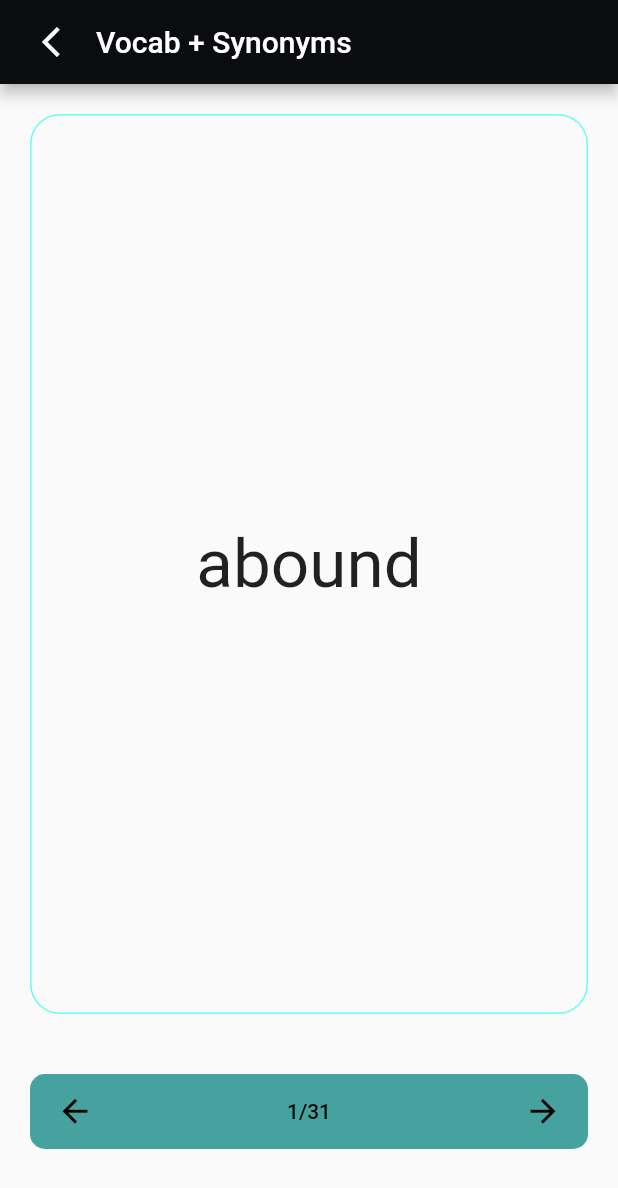
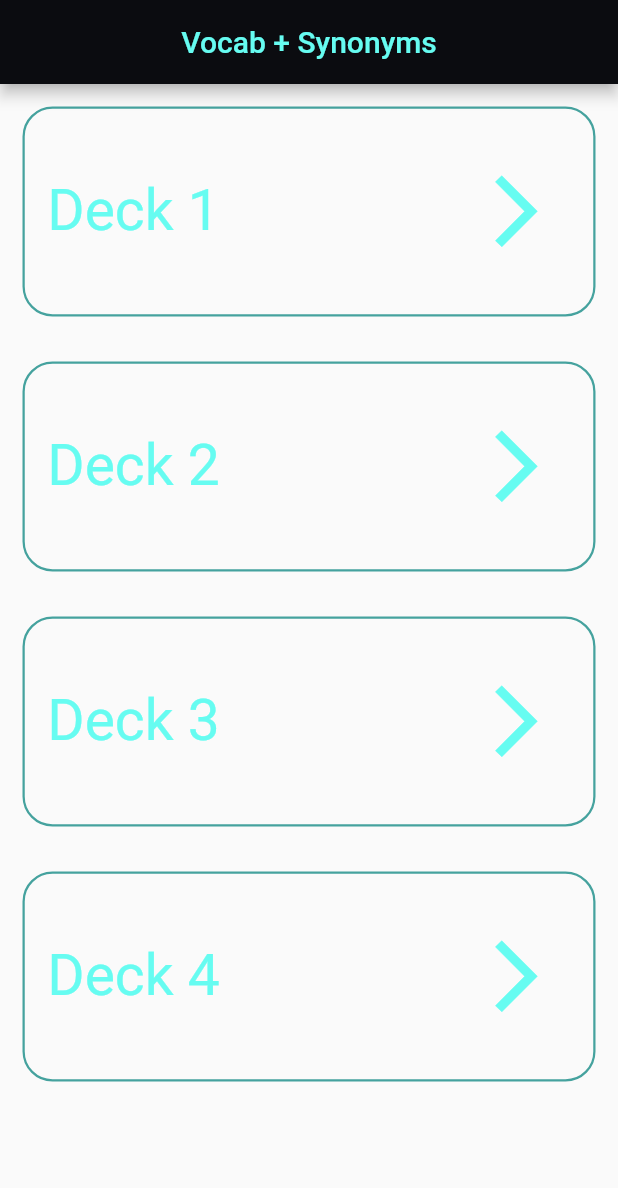
Before and after one commit to MaitG/gre-vocab-with-synonyms-app, a Flutter app: the screen it shows after launch, on a phone screen of 412 x 824 dp. Shown: the top 1188 px of the screen. Run offline on Flutter 3.47's test engine with Material 2 defaults, Android fonts, the phone set to English and light mode, and no system bars; drawn by our look-alikes of flip_card; our stand-ins replace audioplayers.

Commit message:
added the homescreen and navigation to the decks

```diff
--- /dev/null
+++ b/lib/components/deck.dart
@@ -0,0 +1,43 @@
+import 'package:flutter/material.dart';
+
+class DeckCard extends StatelessWidget {
+  int number;
+  DeckCard({required this.number});
+
+  @override
+  Widget build(BuildContext context) {
+    return Padding(
+      padding: const EdgeInsets.all(15.0),
+      child: Container(
+        height: 140.0,
+        width: double.infinity,
+        decoration: BoxDecoration(
+          borderRadius: BorderRadius.circular(20.0),
+          border: Border.all(color: Color(0xff45A29E), width: 1.5),
+        ),
+        child: Padding(
+          padding: const EdgeInsets.all(15.0),
+          child: Row(
+            crossAxisAlignment: CrossAxisAlignment.center,
+            mainAxisAlignment: MainAxisAlignment.spaceBetween,
+            children: [
+              Text(
+                "Deck $number",
+                //the word text goes here
+                style: TextStyle(fontSize: 38.0, color: Color(0xff66FCF1)),
+              ),
+              IconButton(
+                onPressed: () {
+                  Navigator.pushNamed(context, 'wordScreen');
+                },
+                icon: Icon(Icons.arrow_forward_ios),
+                color: Color(0xff66FCF1),
+                iconSize: 57.0,
+              )
+            ],
+          ),
+        ),
+      ),
+    );
+  }
+}
--- a/lib/components/word.dart
+++ b/lib/components/word.dart
@@ -19,7 +19,7 @@ class Word extends StatelessWidget {
   Widget build(BuildContext context) {
     AudioPlayer audioPlayer = AudioPlayer();
     int meanings_length = meanings.length;
-    print(meanings);
+    //print(meanings);
     //print(meanings[5]['definitions']);
     return Padding(
       padding: const EdgeInsets.all(10.0),
@@ -54,7 +54,7 @@ class Word extends StatelessWidget {
                         icon: const Icon(Icons.volume_up),
                         //audio should be played
                         onPressed: () async {
-                          print(meanings);
+                          //print(meanings);
                           await audioPlayer.play('https:$audio');
                         },
                       ),
--- a/lib/main.dart
+++ b/lib/main.dart
@@ -1,5 +1,6 @@
 // ignore_for_file: prefer_const_constructors
 import 'package:flutter/material.dart';
+import 'package:gre_vocab_synonyms/screens/home_screen.dart';
 // ignore: unused_import
 import 'package:gre_vocab_synonyms/screens/test.dart';
 import 'package:gre_vocab_synonyms/screens/word_screen.dart';
@@ -15,8 +16,11 @@ class MyApp extends StatelessWidget {
       debugShowCheckedModeBanner: false,
       title: "Vocab + Synonyms",
       darkTheme: ThemeData(brightness: Brightness.dark),
-      home: WordScreen(),
-      //home: TestScreen(),
+      initialRoute: 'homeScreen',
+      routes: {
+        'homeScreen': (context) => HomeScreen(),
+        'wordScreen': (context) => WordScreen()
+      },
     );
   }
 }
--- /dev/null
+++ b/lib/screens/home_screen.dart
@@ -0,0 +1,49 @@
+// ignore_for_file: prefer_const_constructors
+
+import 'package:flutter/material.dart';
+import 'package:flutter/services.dart';
+import 'package:gre_vocab_synonyms/components/deck.dart';
+
+class HomeScreen extends StatefulWidget {
+  @override
+  _HomeScreenState createState() => _HomeScreenState();
+}
+
+class _HomeScreenState extends State<HomeScreen> {
+  @override
+  Widget build(BuildContext context) {
+    return Scaffold(
+        appBar: AppBar(
+          backgroundColor: Color(0xFF0B0C10),
+          systemOverlayStyle: SystemUiOverlayStyle(
+            statusBarColor: Color(0xFF0B0C10),
+          ),
+          title: Text(
+            "Vocab + Synonyms",
+            style: TextStyle(
+              color: Color(0xff66FCF1),
+            ),
+          ),
+          centerTitle: true,
+        ),
+        //Body
+        body: SingleChildScrollView(
+          child: Column(
+            children: [
+              DeckCard(
+                number: 1,
+              ),
+              DeckCard(
+                number: 2,
+              ),
+              DeckCard(
+                number: 3,
+              ),
+              DeckCard(
+                number: 4,
+              ),
+            ],
+          ),
+        ));
+  }
+}
--- a/lib/screens/word_screen.dart
+++ b/lib/screens/word_screen.dart
@@ -52,6 +52,7 @@ class _WordScreenState extends State<WordScreen> {
 
   //void getCurrentWordData(String word) {}
   void updateUI(dynamic wordData) {
+    if (this.mounted) {
       setState(() {
         if (wordData == null) {
           String audio = "";
@@ -64,16 +65,14 @@ class _WordScreenState extends State<WordScreen> {
         phonetics = wordData[0]['phonetics'][0]['text'];
         meanings = wordData[0]['meanings'];
       });
-    print("here am i");
-    print(apiWord);
-    print(audio);
-    print(phonetics);
+    }
   }
 
   @override
   Widget build(BuildContext context) {
     return Scaffold(
       appBar: AppBar(
+        automaticallyImplyLeading: false,
         backgroundColor: Color(0xFF0B0C10),
         systemOverlayStyle: SystemUiOverlayStyle(
           statusBarColor: Color(0xFF0B0C10),
@@ -82,7 +81,9 @@ class _WordScreenState extends State<WordScreen> {
           children: [
             IconButton(
               icon: const Icon(Icons.arrow_back_ios),
-              onPressed: () {},
+              onPressed: () {
+                Navigator.pop(context);
+              },
             ),
             Text(
               "Vocab + Synonyms",
--- a/lib/services/networking.dart
+++ b/lib/services/networking.dart
@@ -9,18 +9,11 @@ class NetworkHelper {
 
   Future getData() async {
     http.Response response = await http.get(Uri.parse(url));
-    print("WordData");
-    print(url);
+    //print("WordData");
+    //print(url);
 
     if (response.statusCode == 200) {
       String data = response.body;
-      //word = jsonDecode(data)[0]['word'];
-      //String phonetics = jsonDecode(data)[0]['phonetics'][0]['text'];
-      //audio = jsonDecode(data)[0]['phonetics'][0]['audio'];
-      //List meanings = jsonDecode(data)[0]['meanings'];
-      //print(meanings);
-      //print(word);
-      //print(audio);
       return jsonDecode(data);
     } else {
       print(response.statusCode);
```
Lines whose indentation alone changed are shown as unchanged.
